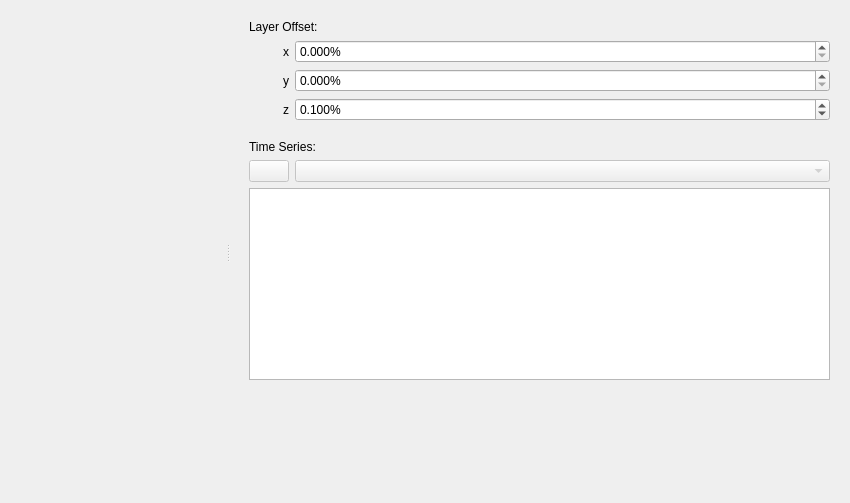
First picture: the form in src/dmviewerwindow.ui, repository iut-ibk/DynaMind-ToolBox, before the edit.
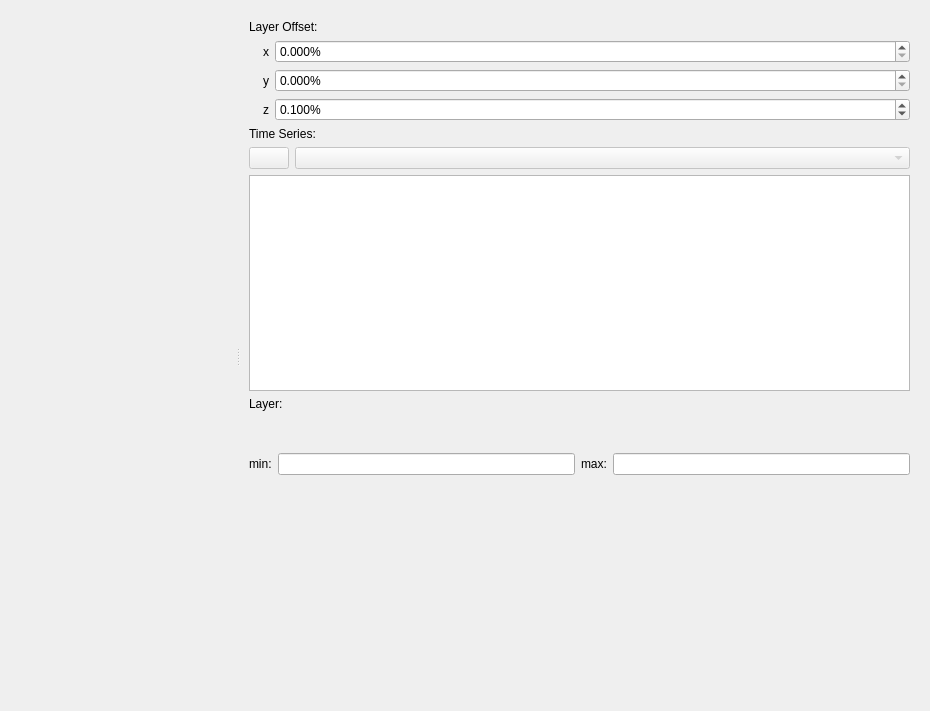
Second picture: the form after the edit. Icons and pictures are not drawn. Custom widgets are drawn as their Qt base class.

Commit message:
colorbars are now shown on the right widget
- colorbar rendering in the vierwer is removed
- makes room for more widget below the colorbarwidget

The edit to the form file:
```diff
--- a/src/dmviewerwindow.ui
+++ b/src/dmviewerwindow.ui
@@ -6,8 +6,8 @@
    <rect>
     <x>0</x>
     <y>0</y>
-    <width>850</width>
-    <height>503</height>
+    <width>930</width>
+    <height>711</height>
    </rect>
   </property>
   <property name="windowTitle">
@@ -37,64 +37,30 @@
       <property name="lineWidth">
        <number>0</number>
       </property>
-      <layout class="QGridLayout" name="gridLayout">
-       <property name="leftMargin">
-        <number>19</number>
-       </property>
-       <item row="4" column="0">
-        <widget class="QLabel" name="label_2">
+      <layout class="QVBoxLayout" name="verticalLayout">
+       <item>
+        <widget class="QLabel" name="label">
          <property name="text">
-          <string>z</string>
+          <string>Layer Offset:</string>
          </property>
-         <property name="alignment">
-          <set>Qt::AlignRight|Qt::AlignTrailing|Qt::AlignVCenter</set>
-         </property>
-         <property name="buddy">
-          <cstring>z_layerOffset</cstring>
-         </property>
         </widget>
        </item>
-       <item row="6" column="0" colspan="2">
-        <widget class="QLabel" name="label_5">
-         <property name="text">
-          <string>Time Series:</string>
-         </property>
-        </widget>
-       </item>
-       <item row="2" column="1">
-        <widget class="QDoubleSpinBox" name="y_layerOffset">
-         <property name="suffix">
-          <string>%</string>
-         </property>
-         <property name="decimals">
-          <number>3</number>
-         </property>
-         <property name="singleStep">
-          <double>0.010000000000000</double>
-         </property>
-         <property name="value">
-          <double>0.000000000000000</double>
-         </property>
-        </widget>
-       </item>
-       <item row="1" column="1">
-        <widget class="QDoubleSpinBox" name="x_layerOffset">
-         <property name="suffix">
-          <string>%</string>
-         </property>
-         <property name="decimals">
-          <number>3</number>
-         </property>
-         <property name="singleStep">
-          <double>0.010000000000000</double>
-         </property>
-         <property name="value">
-          <double>0.000000000000000</double>
-         </property>
-        </widget>
-       </item>
-       <item row="1" column="0">
+       <item>
+        <layout class="QHBoxLayout" name="horizontalLayout_5">
+         <item>
         <widget class="QLabel" name="label_4">
+           <property name="sizePolicy">
+            <sizepolicy hsizetype="Maximum" vsizetype="Preferred">
+             <horstretch>0</horstretch>
+             <verstretch>0</verstretch>
+            </sizepolicy>
+           </property>
+           <property name="minimumSize">
+            <size>
+             <width>20</width>
+             <height>0</height>
+            </size>
+           </property>
          <property name="text">
           <string>x</string>
          </property>
@@ -106,24 +72,8 @@
          </property>
         </widget>
        </item>
-       <item row="5" column="1">
-        <spacer name="verticalSpacer_2">
-         <property name="orientation">
-          <enum>Qt::Vertical</enum>
-         </property>
-         <property name="sizeType">
-          <enum>QSizePolicy::Fixed</enum>
-         </property>
-         <property name="sizeHint" stdset="0">
-          <size>
-           <width>20</width>
-           <height>13</height>
-          </size>
-         </property>
-        </spacer>
-       </item>
-       <item row="4" column="1">
-        <widget class="QDoubleSpinBox" name="z_layerOffset">
+         <item>
+          <widget class="QDoubleSpinBox" name="x_layerOffset">
          <property name="suffix">
           <string>%</string>
          </property>
@@ -134,12 +84,28 @@
           <double>0.010000000000000</double>
          </property>
          <property name="value">
-          <double>0.100000000000000</double>
+            <double>0.000000000000000</double>
          </property>
         </widget>
        </item>
-       <item row="2" column="0">
+        </layout>
+       </item>
+       <item>
+        <layout class="QHBoxLayout" name="horizontalLayout_4">
+         <item>
         <widget class="QLabel" name="label_3">
+           <property name="sizePolicy">
+            <sizepolicy hsizetype="Maximum" vsizetype="Preferred">
+             <horstretch>0</horstretch>
+             <verstretch>0</verstretch>
+            </sizepolicy>
+           </property>
+           <property name="minimumSize">
+            <size>
+             <width>20</width>
+             <height>0</height>
+            </size>
+           </property>
          <property name="text">
           <string>y</string>
          </property>
@@ -151,40 +117,79 @@
          </property>
         </widget>
        </item>
-       <item row="0" column="0" colspan="2">
-        <widget class="QLabel" name="label">
-         <property name="text">
-          <string>Layer Offset:</string>
+         <item>
+          <widget class="QDoubleSpinBox" name="y_layerOffset">
+           <property name="suffix">
+            <string>%</string>
+           </property>
+           <property name="decimals">
+            <number>3</number>
+           </property>
+           <property name="singleStep">
+            <double>0.010000000000000</double>
+           </property>
+           <property name="value">
+            <double>0.000000000000000</double>
          </property>
         </widget>
        </item>
-       <item row="9" column="1">
-        <spacer name="verticalSpacer">
-         <property name="orientation">
-          <enum>Qt::Vertical</enum>
-         </property>
-         <property name="sizeHint" stdset="0">
-          <size>
-           <width>20</width>
-           <height>40</height>
-          </size>
-         </property>
-        </spacer>
+        </layout>
        </item>
-       <item row="7" column="1">
-        <widget class="QComboBox" name="names">
-         <property name="enabled">
-          <bool>false</bool>
-         </property>
+       <item>
+        <layout class="QHBoxLayout" name="horizontalLayout_3">
+         <item>
+          <widget class="QLabel" name="label_2">
          <property name="sizePolicy">
-          <sizepolicy hsizetype="Preferred" vsizetype="Minimum">
+            <sizepolicy hsizetype="Maximum" vsizetype="Preferred">
            <horstretch>0</horstretch>
            <verstretch>0</verstretch>
           </sizepolicy>
          </property>
-        </widget>
-       </item>
-       <item row="7" column="0">
+           <property name="minimumSize">
+            <size>
+             <width>20</width>
+             <height>0</height>
+            </size>
+           </property>
+           <property name="text">
+            <string>z</string>
+           </property>
+           <property name="alignment">
+            <set>Qt::AlignRight|Qt::AlignTrailing|Qt::AlignVCenter</set>
+           </property>
+           <property name="buddy">
+            <cstring>z_layerOffset</cstring>
+           </property>
+          </widget>
+         </item>
+         <item>
+          <widget class="QDoubleSpinBox" name="z_layerOffset">
+           <property name="suffix">
+            <string>%</string>
+           </property>
+           <property name="decimals">
+            <number>3</number>
+           </property>
+           <property name="singleStep">
+            <double>0.010000000000000</double>
+           </property>
+           <property name="value">
+            <double>0.100000000000000</double>
+           </property>
+          </widget>
+         </item>
+        </layout>
+       </item>
+       <item>
+        <widget class="QLabel" name="label_5">
+         <property name="text">
+          <string>Time Series:</string>
+         </property>
+        </widget>
+       </item>
+       <item>
+        <layout class="QHBoxLayout" name="horizontalLayout_6">
+         <item>
         <widget class="QPushButton" name="playButton">
          <property name="enabled">
           <bool>false</bool>
@@ -205,9 +210,95 @@
          </property>
         </widget>
        </item>
-       <item row="8" column="0" colspan="2">
+         <item>
+          <widget class="QComboBox" name="names">
+           <property name="enabled">
+            <bool>false</bool>
+           </property>
+           <property name="sizePolicy">
+            <sizepolicy hsizetype="Preferred" vsizetype="Minimum">
+             <horstretch>0</horstretch>
+             <verstretch>0</verstretch>
+            </sizepolicy>
+           </property>
+          </widget>
+         </item>
+        </layout>
+       </item>
+       <item>
         <widget class="QListWidget" name="layer_listWidget"/>
        </item>
+       <item>
+        <widget class="QLabel" name="label_6">
+         <property name="text">
+          <string>Layer:</string>
+         </property>
+        </widget>
+       </item>
+       <item>
+        <widget class="DM::ColorBarWidget" name="color_bar_widget">
+         <property name="sizePolicy">
+          <sizepolicy hsizetype="MinimumExpanding" vsizetype="Preferred">
+           <horstretch>0</horstretch>
+           <verstretch>0</verstretch>
+          </sizepolicy>
+         </property>
+         <property name="minimumSize">
+          <size>
+           <width>0</width>
+           <height>30</height>
+          </size>
+         </property>
+        </widget>
+       </item>
+       <item>
+        <layout class="QHBoxLayout" name="horizontalLayout_2">
+         <property name="leftMargin">
+          <number>0</number>
+         </property>
+         <item>
+          <widget class="QLabel" name="label_7">
+           <property name="text">
+            <string>min:</string>
+           </property>
+          </widget>
+         </item>
+         <item>
+          <widget class="QLineEdit" name="min">
+           <property name="readOnly">
+            <bool>true</bool>
+           </property>
+          </widget>
+         </item>
+         <item>
+          <widget class="QLabel" name="label_8">
+           <property name="text">
+            <string>max:</string>
+           </property>
+          </widget>
+         </item>
+         <item>
+          <widget class="QLineEdit" name="max">
+           <property name="readOnly">
+            <bool>true</bool>
+           </property>
+          </widget>
+         </item>
+        </layout>
+       </item>
+       <item>
+        <spacer name="verticalSpacer">
+         <property name="orientation">
+          <enum>Qt::Vertical</enum>
+         </property>
+         <property name="sizeHint" stdset="0">
+          <size>
+           <width>20</width>
+           <height>159</height>
+          </size>
+         </property>
+        </spacer>
+       </item>
       </layout>
      </widget>
     </widget>
@@ -236,6 +327,11 @@
    <extends></extends>
    <header>dmviewer.h</header>
   </customwidget>
+  <customwidget>
+   <class>DM::ColorBarWidget</class>
+   <extends>QLabel</extends>
+   <header>dmcolorbarwidget.h</header>
+  </customwidget>
  </customwidgets>
  <resources/>
  <connections/>
```
Lines whose indentation alone changed are shown as unchanged. The commit also changes 6 other files.
